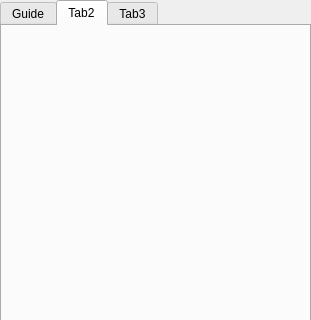
First picture: the form in brigks/gui/ui/guideSettingsWidget.ui, repository miquelcampos/brigks, before the edit; both pictures show x 0 to 311 and y 0 to 320 of the 311 by 476 pixel window.
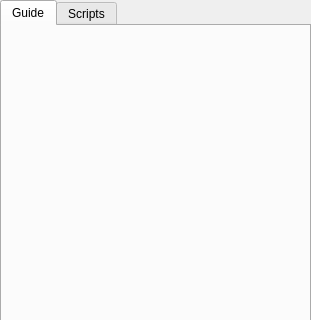
Second picture: the form after the edit. The open tabs and pages were chosen to show the change.

Commit message: Pre/Post Script

Diff of the .ui file:
```diff
--- a/brigks/gui/ui/guideSettingsWidget.ui
+++ b/brigks/gui/ui/guideSettingsWidget.ui
@@ -51,22 +51,9 @@
        </item>
       </layout>
      </widget>
-     <widget class="QWidget" name="">
+     <widget class="QWidget" name="uiScriptsTAB">
       <attribute name="title">
-       <string>Tab2</string>
-      </attribute>
-      <layout class="QVBoxLayout" name="verticalLayout_2">
-       <property name="spacing">
-        <number>3</number>
-       </property>
-       <property name="margin">
-        <number>3</number>
-       </property>
-      </layout>
-     </widget>
-     <widget class="QWidget" name="Tab">
-      <attribute name="title">
-       <string>Tab3</string>
+       <string>Scripts</string>
       </attribute>
       <layout class="QVBoxLayout" name="verticalLayout_3">
        <property name="spacing">
```
Left out of the diff: 35 changed lines with no effect on the pictures. The commit also changes 14 other files.
